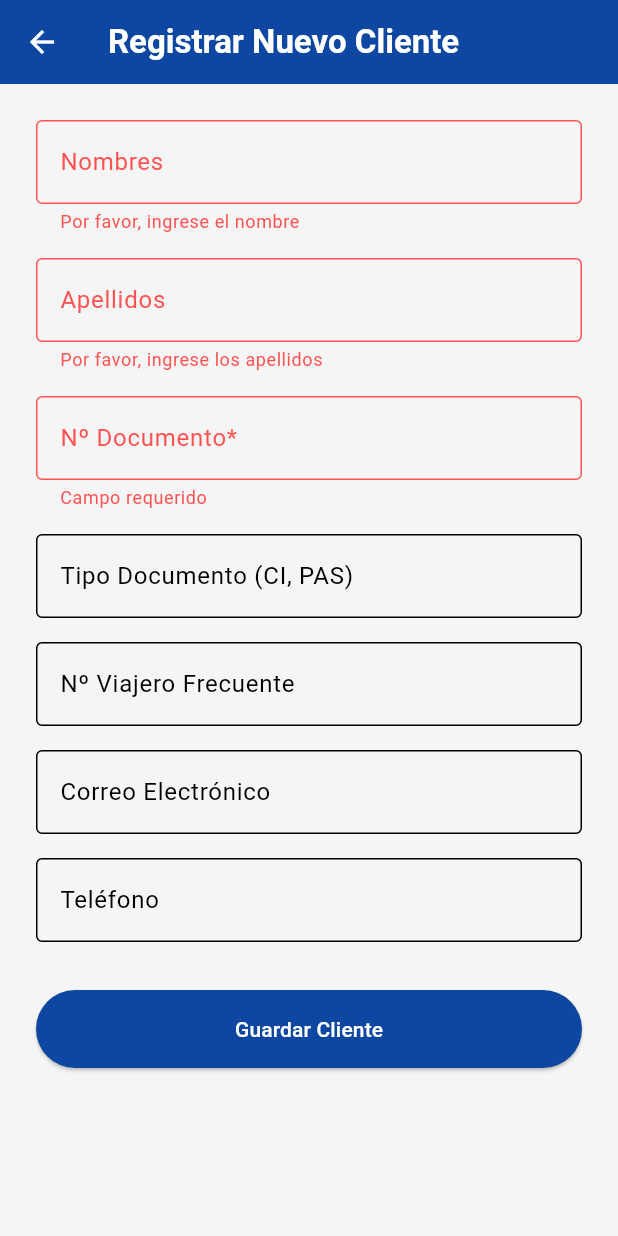
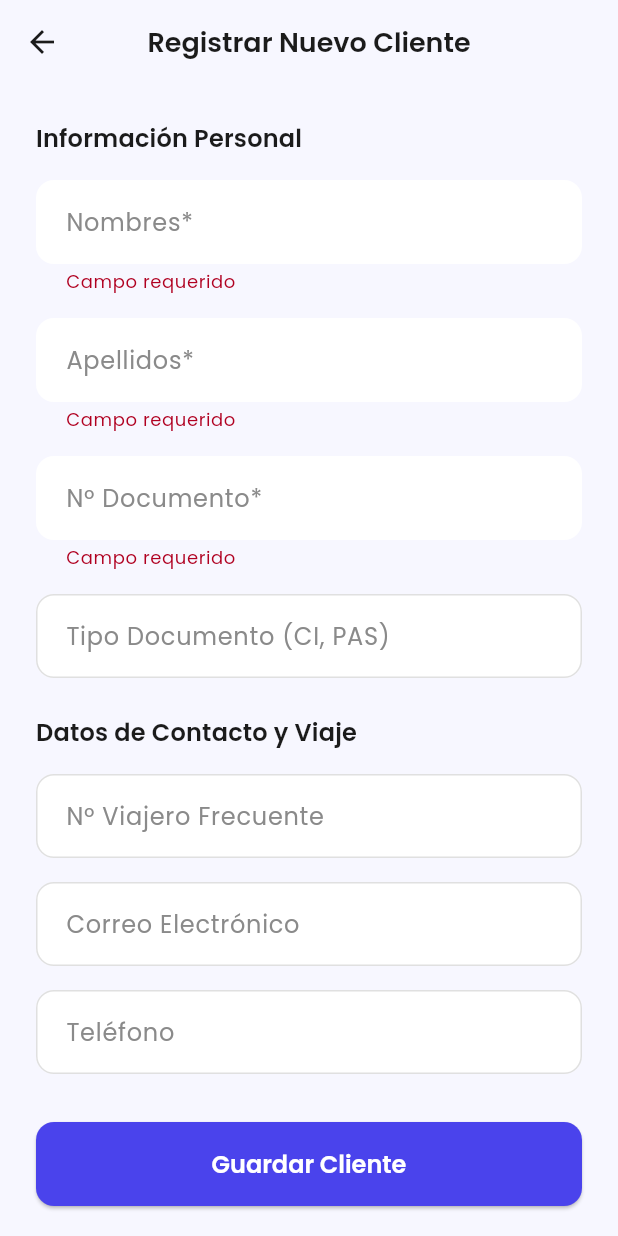
Before and after one commit to elmeryucradevs/wonder_trip_travel_crm, a Flutter app: the ClientCreationPage screen opened directly, after a tap on "Guardar Cliente", on a phone screen of 412 x 824 dp. Run offline on Flutter 3.47's test engine with Material 3 defaults, Android fonts, the phone set to English and light mode, and no system bars; our stand-ins replace bloc, dartz, drift, equatable, flutter_bloc, flutter_dotenv and 3 more; accounts and stored records are empty; generated files the repository leaves out were written again.

Commit message:
feat(ui): Rediseñar la UI con nuevo sistema de diseño y componentes

```diff
--- /dev/null
+++ b/lib/core/theme/app_colors.dart
@@ -0,0 +1,28 @@
+import 'package:flutter/material.dart';
+
+/// ---
+/// /// [AppColors] define la paleta de colores centralizada para el rediseño
+/// /// de la interfaz de usuario de "Wonder Trip Travel".
+/// ///
+/// /// Inspirada en diseños modernos, utiliza un fondo suave y colores de acento
+/// /// vibrantes para crear una experiencia visual elegante y profesional.
+/// ---
+class AppColors {
+  // Paleta para el Modo Claro
+  static const Color primaryLight = Color(0xFF4A43EC); // Un violeta/azul vibrante
+  static const Color accentLight = Color(0xFF4DD3A1); // Un verde menta para acentos
+  static const Color backgroundLight = Color(0xFFF7F7FF); // Un blanco con un toque de lavanda
+  static const Color cardLight = Colors.white;
+  static const Color fontTitleLight = Color(0xFF1B1B1B);
+  static const Color fontBodyLight = Color(0xFF575757);
+  static const Color fontSubtitleLight = Color(0xFF8A8A8A);
+
+  // Paleta para el Modo Oscuro
+  static const Color primaryDark = Color(0xFF6C63FF); // Un violeta más brillante para contraste
+  static const Color accentDark = Color(0xFF50E3C2); // Un turquesa vibrante
+  static const Color backgroundDark = Color(0xFF121212);
+  static const Color cardDark = Color(0xFF1E1E1E);
+  static const Color fontTitleDark = Color(0xFFFFFFFF);
+  static const Color fontBodyDark = Color(0xFFB0B0B0);
+  static const Color fontSubtitleDark = Color(0xFF7A7A7A);
+}
--- a/lib/core/theme/theme.dart
+++ b/lib/core/theme/theme.dart
@@ -1,106 +1,89 @@
 import 'package:flutter/material.dart';
+import 'app_colors.dart';
 
 /// ---
-/// /// [AppTheme] define el sistema de diseño visual para la aplicación "Wonder Trip Travel".
+/// /// [AppTheme] define el sistema de diseño visual rediseñado para la aplicación.
 /// ///
-/// /// Proporciona dos temas: [lightTheme] y [darkTheme], que aseguran una
-/// /// apariencia consistente y profesional. La paleta de colores ha sido elegida
-/// /// para evocar una sensación de elegancia y confianza, propia de una agencia de
-/// /// viajes premium.
-/// ///
-/// /// Los colores primarios y de acento se utilizan para guiar la atención del
-/// /// usuario hacia las acciones más importantes.
+/// /// Implementa la nueva paleta de colores y la tipografía 'Poppins' para
+/// /// lograr un aspecto moderno, limpio y profesional. Define temas explícitos
+/// /// para widgets comunes como AppBar, Card, ElevatedButton y TextFormField
+/// /// para garantizar la consistencia visual en toda la aplicación.
 /// ---
 class AppTheme {
-  // --- Paleta de Colores ---
-  static const Color primaryColor = Color(0xFF0D47A1); // Un azul profundo y profesional
-  static const Color accentColor = Color(0xFFFFA000); // Un ámbar vibrante para acciones
-  static const Color backgroundColorLight = Color(0xFFF5F5F5); // Un gris muy claro
-  static const Color cardColorLight = Colors.white;
-
-  static const Color backgroundColorDark = Color(0xFF121212); // Negro estándar para modo oscuro
-  static const Color cardColorDark = Color(0xFF1E1E1E); // Un gris oscuro para superficies
-  static const Color primaryColorDark = Color(0xFF42A5F5); // Un azul más claro para contraste en oscuro
-
-  /// ---
-  /// /// [lightTheme]: El [ThemeData] para el modo claro de la aplicación.
-  /// ///
-  /// /// Configura los colores, la tipografía y los estilos de widgets para
-  /// /// una interfaz de usuario clara y legible durante el día.
-  /// ---
+  // --- TEMA CLARO ---
   static final ThemeData lightTheme = ThemeData(
     brightness: Brightness.light,
-    primaryColor: primaryColor,
+    fontFamily: 'Poppins',
+    primaryColor: AppColors.primaryLight,
+    scaffoldBackgroundColor: AppColors.backgroundLight,
     colorScheme: const ColorScheme.light(
-      primary: primaryColor,
-      secondary: accentColor,
-      surface: cardColorLight,
+      primary: AppColors.primaryLight,
+      secondary: AppColors.accentLight,
+      background: AppColors.backgroundLight,
+      surface: AppColors.cardLight,
       onPrimary: Colors.white,
       onSecondary: Colors.black,
-      onSurface: Colors.black,
-      error: Colors.redAccent,
-      onError: Colors.white,
+      onBackground: AppColors.fontBodyLight,
+      onSurface: AppColors.fontTitleLight,
     ),
-    scaffoldBackgroundColor: backgroundColorLight,
     appBarTheme: const AppBarTheme(
-      backgroundColor: primaryColor,
-      foregroundColor: Colors.white,
-      elevation: 4,
+      backgroundColor: Colors.transparent,
+      elevation: 0,
+      centerTitle: true,
+      iconTheme: IconThemeData(color: AppColors.fontTitleLight),
+      titleTextStyle: TextStyle(
+        fontFamily: 'Poppins',
+        fontSize: 18,
+        fontWeight: FontWeight.w600,
+        color: AppColors.fontTitleLight,
+      ),
     ),
     cardTheme: CardThemeData(
       elevation: 2,
-      shape: RoundedRectangleBorder(borderRadius: BorderRadius.circular(12)),
-      color: cardColorLight,
+      color: AppColors.cardLight,
+      shape: RoundedRectangleBorder(borderRadius: BorderRadius.circular(16)),
+      shadowColor: AppColors.primaryLight.withOpacity(0.1),
+      margin: const EdgeInsets.symmetric(horizontal: 16, vertical: 8),
     ),
-    floatingActionButtonTheme: const FloatingActionButtonThemeData(
-      backgroundColor: accentColor,
-      foregroundColor: Colors.black,
+    elevatedButtonTheme: ElevatedButtonThemeData(
+      style: ElevatedButton.styleFrom(
+        backgroundColor: AppColors.primaryLight,
+        foregroundColor: Colors.white,
+        padding: const EdgeInsets.symmetric(vertical: 16, horizontal: 24),
+        shape: RoundedRectangleBorder(borderRadius: BorderRadius.circular(12)),
+        textStyle: const TextStyle(
+          fontFamily: 'Poppins',
+          fontSize: 16,
+          fontWeight: FontWeight.w600,
+        ),
+      ),
+    ),
+    inputDecorationTheme: InputDecorationTheme(
+      filled: true,
+      fillColor: Colors.white,
+      contentPadding: const EdgeInsets.symmetric(horizontal: 16, vertical: 16),
+      border: OutlineInputBorder(
+        borderRadius: BorderRadius.circular(12),
+        borderSide: BorderSide.none,
+      ),
+      enabledBorder: OutlineInputBorder(
+        borderRadius: BorderRadius.circular(12),
+        borderSide: BorderSide(color: Colors.grey.shade300),
+      ),
+      focusedBorder: OutlineInputBorder(
+        borderRadius: BorderRadius.circular(12),
+        borderSide: const BorderSide(color: AppColors.primaryLight, width: 2),
+      ),
+      labelStyle: const TextStyle(color: AppColors.fontSubtitleLight),
     ),
     textTheme: const TextTheme(
-      displayLarge: TextStyle(fontSize: 28.0, fontWeight: FontWeight.bold, color: primaryColor),
-      titleLarge: TextStyle(fontSize: 22.0, fontWeight: FontWeight.w600),
-      bodyMedium: TextStyle(fontSize: 14.0),
+      displayLarge: TextStyle(fontWeight: FontWeight.bold, color: AppColors.fontTitleLight),
+      titleLarge: TextStyle(fontWeight: FontWeight.w600, fontSize: 22, color: AppColors.fontTitleLight),
+      bodyMedium: TextStyle(color: AppColors.fontBodyLight, height: 1.5),
+      labelSmall: TextStyle(color: AppColors.fontSubtitleLight),
     ),
   );
 
-  /// ---
-  /// /// [darkTheme]: El [ThemeData] para el modo oscuro de la aplicación.
-  /// ///
-  /// /// Optimizado para condiciones de baja luz, reduce la fatiga visual y ahorra
-  /// /// batería en pantallas OLED. Mantiene la misma jerarquía visual que el tema claro.
-  /// ---
-  static final ThemeData darkTheme = ThemeData(
-    brightness: Brightness.dark,
-    primaryColor: primaryColorDark,
-    colorScheme: const ColorScheme.dark(
-      primary: primaryColorDark,
-      secondary: accentColor,
-      surface: cardColorDark,
-      onPrimary: Colors.black,
-      onSecondary: Colors.black,
-      onSurface: Colors.white,
-      error: Colors.redAccent,
-      onError: Colors.black,
-    ),
-    scaffoldBackgroundColor: backgroundColorDark,
-    appBarTheme: const AppBarTheme(
-      backgroundColor: cardColorDark,
-      foregroundColor: Colors.white,
-      elevation: 4,
-    ),
-    cardTheme: CardThemeData(
-      elevation: 2,
-      shape: RoundedRectangleBorder(borderRadius: BorderRadius.circular(12)),
-      color: cardColorDark,
-    ),
-    floatingActionButtonTheme: const FloatingActionButtonThemeData(
-      backgroundColor: accentColor,
-      foregroundColor: Colors.black,
-    ),
-    textTheme: const TextTheme(
-      displayLarge: TextStyle(fontSize: 28.0, fontWeight: FontWeight.bold, color: primaryColorDark),
-      titleLarge: TextStyle(fontSize: 22.0, fontWeight: FontWeight.w600),
-      bodyMedium: TextStyle(fontSize: 14.0),
-    ),
-  );
+  // --- TEMA OSCURO --- (Añadiremos esto más adelante para enfocarnos primero en el claro)
+  static final ThemeData darkTheme = lightTheme; // Temporal
 }
--- a/lib/features/client_management/presentation/pages/client_creation_page.dart
+++ b/lib/features/client_management/presentation/pages/client_creation_page.dart
@@ -1,6 +1,7 @@
 import 'package:flutter/material.dart';
 import 'package:flutter_bloc/flutter_bloc.dart';
 import '../../../../core/config/injection_container.dart';
+import '../../../../core/theme/app_colors.dart';
 import '../bloc/client_creation/client_creation_bloc.dart';
 import '../bloc/client_list_bloc.dart';
 
@@ -96,59 +97,47 @@ class _ClientCreationFormState extends State<ClientCreationForm> {
         child: Column(
           crossAxisAlignment: CrossAxisAlignment.stretch,
           children: [
+            _buildSectionTitle(context, 'Información Personal'),
+            const SizedBox(height: 16),
             TextFormField(
               controller: _nameController,
-              decoration: const InputDecoration(
-                labelText: 'Nombres',
-                border: OutlineInputBorder(),
-              ),
-              validator: (value) {
-                if (value == null || value.isEmpty) {
-                  return 'Por favor, ingrese el nombre';
-                }
-                return null;
-              },
+              decoration: const InputDecoration(labelText: 'Nombres*'),
+              validator: (v) => v!.isEmpty ? 'Campo requerido' : null,
             ),
             const SizedBox(height: 16),
             TextFormField(
               controller: _lastNameController,
-              decoration: const InputDecoration(
-                labelText: 'Apellidos',
-                border: OutlineInputBorder(),
-              ),
-              validator: (value) {
-                if (value == null || value.isEmpty) {
-                  return 'Por favor, ingrese los apellidos';
-                }
-                return null;
-              },
+              decoration: const InputDecoration(labelText: 'Apellidos*'),
+              validator: (v) => v!.isEmpty ? 'Campo requerido' : null,
             ),
             const SizedBox(height: 16),
             TextFormField(
               controller: _docNumberController,
-              decoration: const InputDecoration(labelText: 'Nº Documento*', border: OutlineInputBorder()),
+              decoration: const InputDecoration(labelText: 'Nº Documento*'),
               validator: (v) => v!.isEmpty ? 'Campo requerido' : null,
             ),
             const SizedBox(height: 16),
              TextFormField(
               controller: _docTypeController,
-              decoration: const InputDecoration(labelText: 'Tipo Documento (CI, PAS)', border: OutlineInputBorder()),
+              decoration: const InputDecoration(labelText: 'Tipo Documento (CI, PAS)'),
             ),
+            const SizedBox(height: 24),
+            _buildSectionTitle(context, 'Datos de Contacto y Viaje'),
             const SizedBox(height: 16),
-            TextFormField(
+             TextFormField(
               controller: _travelerNumController,
-              decoration: const InputDecoration(labelText: 'Nº Viajero Frecuente', border: OutlineInputBorder()),
+              decoration: const InputDecoration(labelText: 'Nº Viajero Frecuente'),
             ),
             const SizedBox(height: 16),
             TextFormField(
               controller: _emailController,
-              decoration: const InputDecoration(labelText: 'Correo Electrónico', border: OutlineInputBorder()),
+              decoration: const InputDecoration(labelText: 'Correo Electrónico'),
               keyboardType: TextInputType.emailAddress,
             ),
             const SizedBox(height: 16),
             TextFormField(
               controller: _phoneController,
-              decoration: const InputDecoration(labelText: 'Teléfono', border: OutlineInputBorder()),
+              decoration: const InputDecoration(labelText: 'Teléfono'),
               keyboardType: TextInputType.phone,
             ),
             const SizedBox(height: 32),
@@ -160,11 +149,6 @@ class _ClientCreationFormState extends State<ClientCreationForm> {
                 }
 
                 return ElevatedButton(
-                  style: ElevatedButton.styleFrom(
-                    padding: const EdgeInsets.symmetric(vertical: 16),
-                    backgroundColor: Theme.of(context).colorScheme.primary,
-                    foregroundColor: Theme.of(context).colorScheme.onPrimary,
-                  ),
                   onPressed: () {
                     if (_formKey.currentState!.validate()) {
                       context.read<ClientCreationBloc>().add(
@@ -172,10 +156,10 @@ class _ClientCreationFormState extends State<ClientCreationForm> {
                               name: _nameController.text,
                               lastName: _lastNameController.text,
                               documentNumber: _docNumberController.text,
-                              documentType: _docTypeController.text,
-                              travelerNumber: _travelerNumController.text,
-                              email: _emailController.text,
-                              phone: _phoneController.text,
+                              documentType: _docTypeController.text.isNotEmpty ? _docTypeController.text : null,
+                              travelerNumber: _travelerNumController.text.isNotEmpty ? _travelerNumController.text : null,
+                              email: _emailController.text.isNotEmpty ? _emailController.text : null,
+                              phone: _phoneController.text.isNotEmpty ? _phoneController.text : null,
                             ),
                           );
                     }
@@ -189,4 +173,15 @@ class _ClientCreationFormState extends State<ClientCreationForm> {
       ),
     );
   }
+
+  // Widget auxiliar para los títulos de sección
+  Widget _buildSectionTitle(BuildContext context, String title) {
+    return Text(
+      title,
+      style: Theme.of(context).textTheme.titleMedium?.copyWith(
+            color: AppColors.fontTitleLight,
+            fontWeight: FontWeight.w600,
+          ),
+    );
+  }
 }
--- a/lib/features/client_management/presentation/widgets/client_list_item.dart
+++ b/lib/features/client_management/presentation/widgets/client_list_item.dart
@@ -1,18 +1,14 @@
 import 'package:flutter/material.dart';
+import 'package:wonder_trip_travel_crm/core/theme/app_colors.dart';
 import '../../domain/entities/client_entity.dart';
 
 /// ---
-/// /// [ClientListItem] es un widget reutilizable que muestra la información
-/// /// resumida de un único cliente en una lista.
-/// ///
-/// /// Es un [StatelessWidget] que recibe un [ClientEntity] y lo presenta
-/// /// de una manera visualmente atractiva y consistente con el tema de la app.
-/// ///
-/// /// Incluye:
-/// /// - Un avatar con las iniciales del cliente.
-/// /// - El nombre completo del cliente.
-/// /// - El correo electrónico.
-/// /// - Un botón para acciones futuras (ver detalles, editar, etc.).
+/// [ClientListItem] es un widget rediseñado que muestra la información de un
+/// cliente en una tarjeta moderna y espaciosa.
+///
+/// Abandona el ListTile por defecto para tener un control total sobre el diseño,
+/// utilizando un layout de Columnas y Filas para organizar la información de
+/// manera jerárquica y legible, siguiendo la nueva identidad visual.
 /// ---
 class ClientListItem extends StatelessWidget {
   final ClientEntity client;
@@ -21,29 +17,71 @@ class ClientListItem extends StatelessWidget {
 
   @override
   Widget build(BuildContext context) {
-    final theme = Theme.of(context);
-    final initials = client.name.isNotEmpty ? client.name[0] : '';
+    final textTheme = Theme.of(context).textTheme;
 
     return Card(
-      margin: const EdgeInsets.symmetric(horizontal: 16.0, vertical: 8.0),
-      child: ListTile(
-        leading: CircleAvatar(
-          backgroundColor: theme.colorScheme.primary,
-          foregroundColor: theme.colorScheme.onPrimary,
-          child: Text(initials),
+      child: InkWell(
+        borderRadius: BorderRadius.circular(16),
+        onTap: () {
+          // TODO: Navegar a la página de detalles del cliente
+        },
+        child: Padding(
+          padding: const EdgeInsets.all(16.0),
+          child: Row(
+            children: [
+              // Avatar con iniciales
+              Container(
+                width: 50,
+                height: 50,
+                decoration: BoxDecoration(
+                  color: AppColors.primaryLight.withOpacity(0.1),
+                  borderRadius: BorderRadius.circular(12),
+                ),
+                child: Center(
+                  child: Text(
+                    client.name.isNotEmpty ? client.name[0].toUpperCase() : '?',
+                    style: textTheme.titleLarge?.copyWith(
+                      color: AppColors.primaryLight,
+                      fontWeight: FontWeight.bold,
+                    ),
+                  ),
+                ),
+              ),
+              const SizedBox(width: 16),
+              // Información del cliente
+              Expanded(
+                child: Column(
+                  crossAxisAlignment: CrossAxisAlignment.start,
+                  children: [
+                    Text(
+                      client.fullName,
+                      style: textTheme.titleMedium?.copyWith(
+                        fontWeight: FontWeight.w600,
+                        color: AppColors.fontTitleLight,
+                      ),
+                      maxLines: 1,
+                      overflow: TextOverflow.ellipsis,
+                    ),
+                    const SizedBox(height: 4),
+                    Text(
+                      'Doc: ${client.documentNumber ?? "N/A"}',
+                      style: textTheme.bodySmall?.copyWith(
+                        color: AppColors.fontSubtitleLight,
+                      ),
+                    ),
+                  ],
+                ),
+              ),
+              const SizedBox(width: 8),
+              // Icono de acción
+              const Icon(
+                Icons.arrow_forward_ios,
+                color: AppColors.fontSubtitleLight,
+                size: 16,
+              ),
+            ],
+          ),
         ),
-        title: Text(client.fullName, style: theme.textTheme.titleMedium),
-        subtitle: Text(
-          client.email ?? 'Sin correo electrónico',
-          style: theme.textTheme.bodySmall,
-        ),
-        trailing: Icon(Icons.chevron_right, color: theme.colorScheme.secondary),
-        onTap: () {
-          // TODO: Implementar navegación a la página de detalles del cliente (CRM-005)
-          ScaffoldMessenger.of(context)
-            ..hideCurrentSnackBar()
-            ..showSnackBar(SnackBar(content: Text('Viendo detalles de ${client.fullName}')));
-        },
       ),
     );
   }
```
Also changed, not shown: pubspec.yaml (+11 -0 lines), assets/fonts/Poppins-Bold.ttf (added), assets/fonts/Poppins-Medium.ttf (added), assets/fonts/Poppins-Regular.ttf (added), assets/fonts/Poppins-SemiBold.ttf (added).
